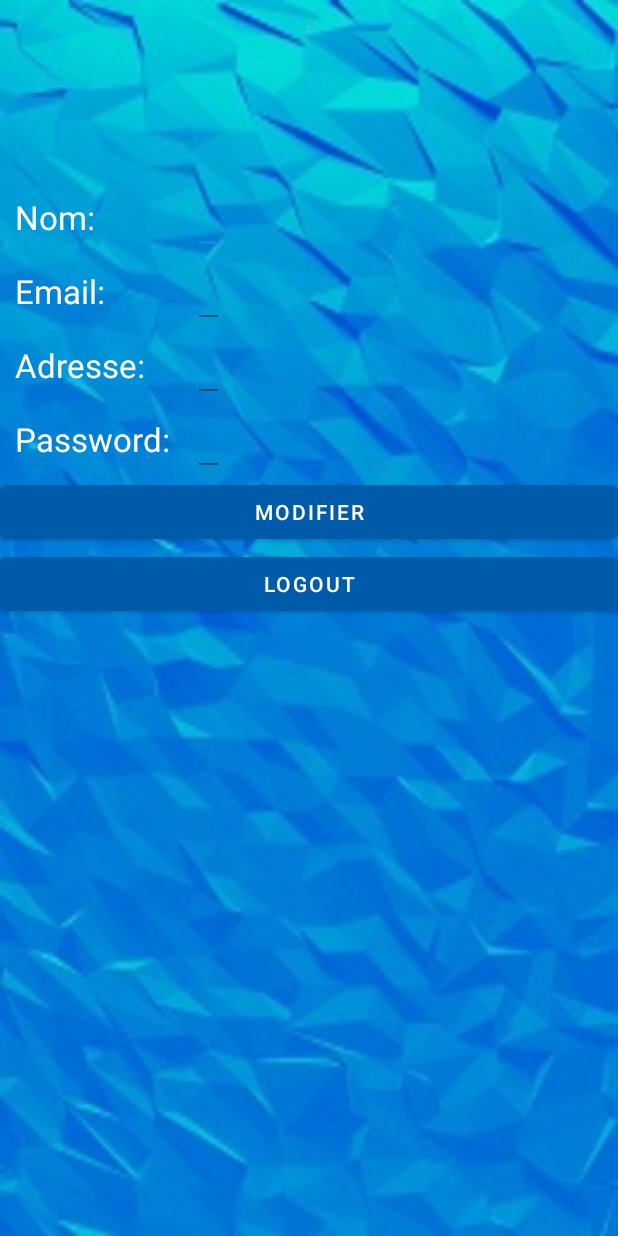
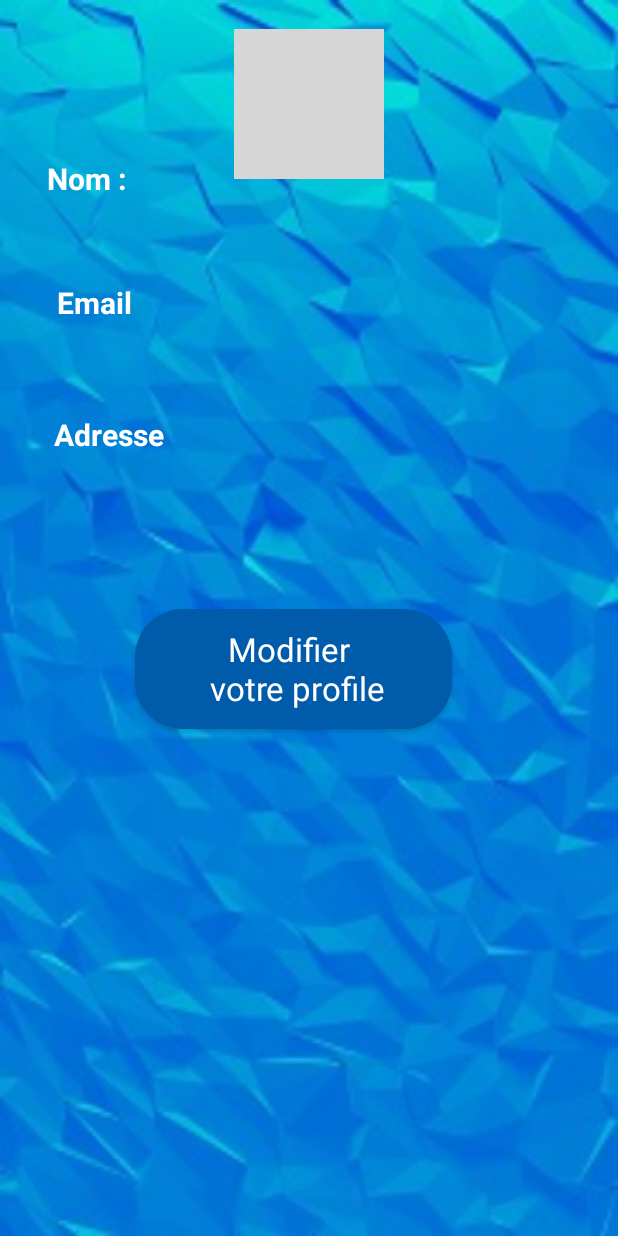
Before and after one commit to Yassine-Bouzaiane/Mywater, an Android app: the DashboardActivity screen opened directly, with no data from a screen before it, after a tap on "PROFILE", on a phone screen of 412 x 824 dp. Run offline under Robolectric (Android 15) with nearby library versions, the phone set to English and light mode, and no system bars; our stand-ins replace CircleImageView, Picasso; network calls fail; pictures from the network do not load; grey boxes are pictures that could not be loaded.

Commit message:
final bug fixing

```diff
--- a/MyWaterTunisie/app/src/main/java/tn/esprit/mywatertunisie/Activities/DashboardActivity.java
+++ b/MyWaterTunisie/app/src/main/java/tn/esprit/mywatertunisie/Activities/DashboardActivity.java
@@ -52,7 +52,7 @@ public class DashboardActivity extends AppCompatActivity {
             public void onClick(View v) {
 
                 Toast.makeText(getApplicationContext(), "Profile", Toast.LENGTH_SHORT).show();
-                startActivity(new Intent(getApplicationContext(), ProfilActivity.class));
+                startActivity(new Intent(getApplicationContext(), DetailProfile.class));
 
             }
         });
--- /dev/null
+++ b/MyWaterTunisie/app/src/main/java/tn/esprit/mywatertunisie/Activities/DetailProfile.java
@@ -0,0 +1,47 @@
+package tn.esprit.mywatertunisie.Activities;
+
+import android.content.Intent;
+import android.support.v7.app.AppCompatActivity;
+import android.os.Bundle;
+import android.view.View;
+import android.widget.ImageView;
+import android.widget.TextView;
+
+import com.squareup.picasso.Picasso;
+
+import tn.esprit.mywatertunisie.Entities.User;
+import tn.esprit.mywatertunisie.R;
+import tn.esprit.mywatertunisie.SharedPrefManager;
+import tn.esprit.mywatertunisie.URLs;
+
+public class DetailProfile extends AppCompatActivity {
+    TextView nom, email, adresse;
+    ImageView imageUser;
+    String url_image_user;
+
+    @Override
+    protected void onCreate(Bundle savedInstanceState) {
+        super.onCreate(savedInstanceState);
+        setContentView(R.layout.activity_detail_profile);
+
+        User user = SharedPrefManager.getInstance(this).getUser();
+
+        nom = findViewById(R.id.profile_nom);
+        email = findViewById(R.id.profile_email);
+        adresse = findViewById(R.id.profile_adresse);
+        imageUser = findViewById(R.id.profile_image);
+        url_image_user = URLs.URL_IMG + user.getImageUser();
+
+        nom.setText(user.getNom());
+        email.setText(user.getEmail());
+        adresse.setText(user.getAdresse());
+        Picasso.get().load(url_image_user).resize(200, 200).into(imageUser);
+
+
+    }
+
+    public void toModifierProfile(View view) {
+        Intent intent = new Intent(DetailProfile.this, ProfilActivity.class);
+        startActivity(intent);
+    }
+}
--- a/MyWaterTunisie/app/src/main/java/tn/esprit/mywatertunisie/URLs.java
+++ b/MyWaterTunisie/app/src/main/java/tn/esprit/mywatertunisie/URLs.java
@@ -2,10 +2,10 @@ package tn.esprit.mywatertunisie;
 
 public class URLs {
 
-//        private static final String baseURL = "http://172.18.88.182";
+//        private static final String baseURL = "http://172.16.191.53";
 //    private static final String baseURL = "http://10.0.2.2";
-        private static final String baseURL = "http://192.168.43.52";
-//    private static final String baseURL = "http://192.168.1.11";
+//        private static final String baseURL = "http://192.168.43.52";
+    private static final String baseURL = "http://192.168.1.2";
     private static final String basePORT = ":3003";
     //    public static final String URL_REGISTER = "http://localhost:3003/user_create";
     public static final String URL_REGISTER = baseURL + basePORT + "/user/user_create";
--- /dev/null
+++ b/MyWaterTunisie/app/src/main/res/layout/activity_detail_profile.xml
@@ -0,0 +1,118 @@
+<?xml version="1.0" encoding="utf-8"?>
+<RelativeLayout xmlns:android="http://schemas.android.com/apk/res/android"
+    xmlns:app="http://schemas.android.com/apk/res-auto"
+    xmlns:tools="http://schemas.android.com/tools"
+    android:layout_width="match_parent"
+    android:layout_height="match_parent"
+    android:background="@drawable/d"
+    tools:context=".Activities.DetailProfile">
+
+    <TextView
+        android:layout_width="wrap_content"
+        android:layout_height="wrap_content"
+        android:layout_alignParentStart="true"
+        android:layout_alignParentTop="true"
+        android:layout_marginStart="31dp"
+        android:layout_marginTop="105dp"
+        android:text="Nom :"
+        android:textSize="20dp"
+        android:textColor="@color/whiteColor"
+        android:textStyle="bold" />
+
+    <TextView
+        android:id="@+id/profile_nom"
+        android:layout_width="wrap_content"
+        android:layout_height="wrap_content"
+        android:textColor="@color/whiteColor"
+        android:layout_alignParentTop="true"
+        android:layout_centerHorizontal="true"
+        android:layout_marginTop="148dp"
+        android:ems="10"
+        android:text="Nom Complet a"
+        android:textSize="18dp"
+        android:textStyle="italic" />
+
+
+    <TextView
+        android:layout_width="wrap_content"
+        android:layout_height="wrap_content"
+        android:layout_alignParentStart="true"
+        android:layout_alignParentTop="true"
+        android:layout_marginStart="38dp"
+        android:textColor="@color/whiteColor"
+        android:layout_marginTop="188dp"
+        android:text="Email"
+        android:textSize="20dp"
+        android:textStyle="bold" />
+
+    <TextView
+        android:id="@+id/profile_email"
+        android:layout_width="wrap_content"
+        android:textColor="@color/whiteColor"
+        android:layout_height="wrap_content"
+        android:layout_alignStart="@+id/profile_nom"
+        android:layout_alignParentTop="true"
+        android:layout_marginTop="233dp"
+        android:ems="10"
+        android:text="Email"
+        android:textSize="18dp"
+        android:textStyle="italic" />
+
+    <TextView
+        android:id="@+id/txtAdresse"
+        android:layout_width="wrap_content"
+        android:layout_height="wrap_content"
+        android:layout_alignParentStart="true"
+        android:layout_alignParentTop="true"
+        android:layout_marginStart="36dp"
+        android:layout_marginTop="276dp"
+        android:textColor="@color/whiteColor"
+        android:text="Adresse"
+        android:textSize="20dp"
+        android:textStyle="bold" />
+
+    <TextView
+        android:id="@+id/profile_adresse"
+        android:layout_width="wrap_content"
+        android:layout_height="wrap_content"
+        android:textColor="@color/whiteColor"
+        android:layout_below="@+id/txtAdresse"
+        android:layout_alignStart="@+id/profile_email"
+        android:layout_marginStart="6dp"
+        android:layout_marginTop="19dp"
+        android:ems="10"
+        android:text="Adresse"
+        android:textSize="18dp"
+        android:textStyle="italic" />
+
+    <android.support.design.button.MaterialButton
+        android:id="@+id/login_connect"
+        style="@style/TextAppearance.MaterialComponents.Headline3"
+        android:layout_width="211dp"
+        android:layout_height="92dp"
+        android:layout_alignParentStart="true"
+        android:layout_alignParentTop="true"
+        android:layout_gravity="center"
+        android:layout_marginStart="90dp"
+        android:layout_marginTop="400dp"
+        android:gravity="center"
+        android:onClick="toModifierProfile"
+        android:text="Modifier \n votre profile"
+        android:textColor="@color/whiteColor"
+        android:textSize="22dp"
+        app:cornerRadius="32dp"
+        app:rippleColor="@color/colorPrimaryDark" />
+
+    <de.hdodenhof.circleimageview.CircleImageView
+        xmlns:app="http://schemas.android.com/apk/res-auto"
+        android:id="@+id/profile_image"
+        android:layout_width="100dp"
+        android:layout_height="100dp"
+        android:layout_centerHorizontal="true"
+        android:layout_marginTop="19dp"
+        app:srcCompat="@mipmap/ic_launcher_round"
+        app:civ_border_color="@color/colorAccent"
+        app:civ_border_width="3dp"/>
+
+
+</RelativeLayout>
```
Also changed, not shown: MyWaterTunisie/app/src/main/AndroidManifest.xml (+12 -8 lines), MyWaterTunisie/app/src/main/java/tn/esprit/mywatertunisie/Activities/LoginActivity.java (+40 -7 lines), MyWaterTunisie/app/src/main/java/tn/esprit/mywatertunisie/Activities/ShowCartActivity.java (+7 -7 lines), MyWaterTunisie/app/src/main/java/tn/esprit/mywatertunisie/Adapters/ListViewCartAdapter.java (renamed from MyWaterTunisie/app/src/main/java/tn/esprit/mywatertunisie/Adapters/RecyclerViewCartAdapter.java, +7 -7 lines), MyWaterTunisie/app/src/main/res/layout/activity_login.xml (+7 -6 lines), MyWaterTunisie/app/src/main/res/drawable/sika.jpg (added), MyWaterTunisie/app/src/main/res/mipmap-hdpi/mywater_logo.png (added), MyWaterTunisie/app/src/main/res/mipmap-mdpi/mywater_logo.png (added), MyWaterTunisie/app/src/main/res/mipmap-xhdpi/mywater_logo.png (added), MyWaterTunisie/app/src/main/res/mipmap-xxhdpi/mywater_logo.png (added), MyWaterTunisie/app/src/main/res/mipmap-xxxhdpi/mywater_logo.png (added).
